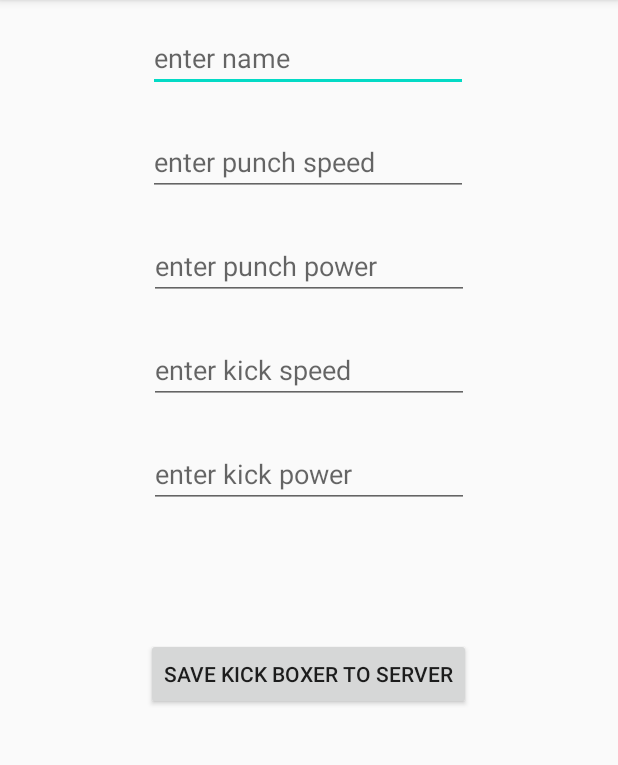
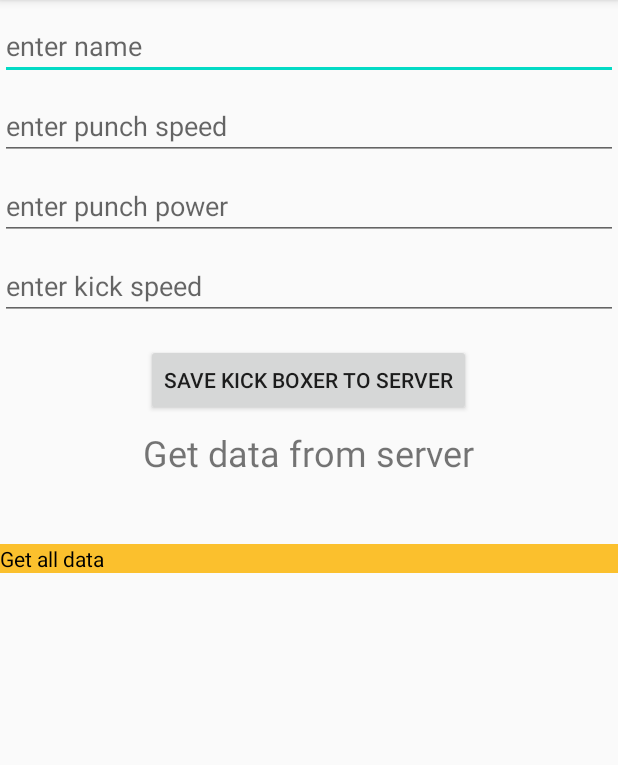
Before and after one commit to deepakn89/InstagramClone, an Android app: the screen it shows after launch (SignUp), on a phone screen of 412 x 824 dp, the part 84-849 px from its top. Run offline under Robolectric (Android 15) with nearby library versions, the phone set to English and light mode, and no system bars; libraries missing offline, so code that uses them is left out: com.parse, com.shashank.sony; 1 statement that could not run was skipped.

Commit message:
Retrieve data from parse server.

```diff
--- a/app/src/main/java/com/dnagaraj/myapplication/SignUp.java
+++ b/app/src/main/java/com/dnagaraj/myapplication/SignUp.java
@@ -7,18 +7,27 @@ import android.util.Log;
 import android.view.View;
 import android.widget.Button;
 import android.widget.EditText;
+import android.widget.TextView;
 import android.widget.Toast;
 
+import com.parse.FindCallback;
+import com.parse.GetCallback;
 import com.parse.ParseException;
 import com.parse.ParseObject;
+import com.parse.ParseQuery;
 import com.parse.SaveCallback;
 import com.shashank.sony.fancytoastlib.FancyToast;
+
+import java.util.List;
 
 public class SignUp extends AppCompatActivity implements View.OnClickListener{
     private static final String TAG = "SignUp";
 
     EditText etName,etPunchSpeed,etPunchPower,etKickSpeed,etKickPower;
     Button save;
+    TextView tvGetData, tvGetAlldata;
+
+    String data;
 
     @Override
     protected void onCreate(Bundle savedInstanceState) {
@@ -31,8 +40,54 @@ public class SignUp extends AppCompatActivity implements View.OnClickListener{
         etPunchPower=findViewById(R.id.etPunchPower);
         etKickSpeed=findViewById(R.id.etKickSpeed);
         etKickPower=findViewById(R.id.etKickPower);
+        tvGetData=findViewById(R.id.tvGetData);
+        tvGetAlldata=findViewById(R.id.tvGetAllData);
 
         save.setOnClickListener(this);
+
+        tvGetData.setOnClickListener(new View.OnClickListener() {
+            @Override
+            public void onClick(View v) {
+                //To get data from parse server
+                ParseQuery<ParseObject> parseQuery=ParseQuery.getQuery("KickBoxer");
+                parseQuery.getInBackground("gUDVJ7cKI0", new GetCallback<ParseObject>() {
+                    @Override
+                    public void done(ParseObject object, ParseException e) {
+                        if(object!=null && e==null){
+                            tvGetData.setText(object.getString("name")+"\n"+"Punch_Speed: "+object.getInt("punch_speed")+"\n"+"Punch_power: "+object.getInt("punch_power")+"\n"+
+                                    "Kick_Speed: "+object.getInt("kick_speed")+"\n"+"Kick_power: "+object.getInt("kick_power"));
+                        }
+                    }
+                });
+            }
+        });
+
+        data="";
+        tvGetAlldata.setOnClickListener(new View.OnClickListener() {
+            @Override
+            public void onClick(View v) {
+                //data="";
+                ParseQuery<ParseObject> queryAll=ParseQuery.getQuery("KickBoxer");
+                // To get all data at once
+                queryAll.findInBackground(new FindCallback<ParseObject>() {
+                    @Override
+                    public void done(List<ParseObject> objects, ParseException e) {
+                        if(e==null){
+                            if(objects.size()>0){
+                                for(ParseObject parseObject:objects){
+                                    data=data+parseObject.get("name")+" "+ parseObject.get("punch_speed")+" "+parseObject.get("punch_power")+" "+ parseObject.get("kick_speed")+" "+parseObject.get("kick_power")+"\n";
+                                }
+                                tvGetAlldata.setText(data);
+                                FancyToast.makeText(SignUp.this, data, FancyToast.LENGTH_SHORT, FancyToast.SUCCESS, true).show();
+                            }
+                        }else{
+                            FancyToast.makeText(SignUp.this,e.getMessage(),FancyToast.LENGTH_LONG,FancyToast.ERROR,true).show();
+
+                        }
+                    }
+                });
+            }
+        });
 
     }
 
--- a/app/src/main/res/layout/activity_main.xml
+++ b/app/src/main/res/layout/activity_main.xml
@@ -10,20 +10,18 @@
         android:id="@+id/btnSave"
         android:layout_width="wrap_content"
         android:layout_height="wrap_content"
-        android:layout_marginTop="83dp"
-        android:layout_marginBottom="292dp"
+        android:layout_marginTop="8dp"
         android:text="Save kick boxer to server"
-        app:layout_constraintBottom_toBottomOf="parent"
-        app:layout_constraintHorizontal_bias="0.498"
+        app:layout_constraintHorizontal_bias="0.497"
         app:layout_constraintLeft_toLeftOf="parent"
         app:layout_constraintRight_toRightOf="parent"
         app:layout_constraintTop_toBottomOf="@+id/etKickPower" />
 
     <EditText
         android:id="@+id/etName"
-        android:layout_width="wrap_content"
+        android:layout_width="0dp"
         android:layout_height="wrap_content"
-        android:layout_marginTop="16dp"
+        android:layout_marginTop="8dp"
         android:ems="10"
         android:hint="enter name"
         android:inputType="textPersonName"
@@ -34,9 +32,9 @@
 
     <EditText
         android:id="@+id/etPunchSpeed"
-        android:layout_width="wrap_content"
+        android:layout_width="0dp"
         android:layout_height="wrap_content"
-        android:layout_marginTop="24dp"
+        android:layout_marginTop="8dp"
         android:ems="10"
         android:hint="enter punch speed"
         android:inputType="textPersonName"
@@ -47,9 +45,9 @@
 
     <EditText
         android:id="@+id/etPunchPower"
-        android:layout_width="wrap_content"
+        android:layout_width="0dp"
         android:layout_height="wrap_content"
-        android:layout_marginTop="24dp"
+        android:layout_marginTop="8dp"
         android:ems="10"
         android:hint="enter punch power"
         android:inputType="textPersonName"
@@ -59,9 +57,9 @@
 
     <EditText
         android:id="@+id/etKickSpeed"
-        android:layout_width="wrap_content"
+        android:layout_width="0dp"
         android:layout_height="wrap_content"
-        android:layout_marginTop="24dp"
+        android:layout_marginTop="8dp"
         android:ems="10"
         android:hint="enter kick speed"
         android:inputType="textPersonName"
@@ -71,9 +69,9 @@
 
     <EditText
         android:id="@+id/etKickPower"
-        android:layout_width="wrap_content"
+        android:layout_width="0dp"
         android:layout_height="0dp"
-        android:layout_marginTop="24dp"
+        android:layout_marginTop="8dp"
         android:ems="10"
         android:hint="enter kick power"
         android:inputType="textPersonName"
@@ -81,4 +79,33 @@
         app:layout_constraintStart_toStartOf="parent"
         app:layout_constraintTop_toBottomOf="@+id/etKickSpeed" />
 
+    <TextView
+        android:id="@+id/tvGetData"
+        android:layout_width="wrap_content"
+        android:layout_height="wrap_content"
+        android:layout_marginTop="8dp"
+        android:layout_marginEnd="8dp"
+        android:text="Get data from server"
+        android:textSize="24sp"
+        app:layout_constraintEnd_toEndOf="parent"
+        app:layout_constraintHorizontal_bias="0.521"
+        app:layout_constraintStart_toStartOf="parent"
+        app:layout_constraintTop_toBottomOf="@+id/btnSave" />
+
+    <TextView
+        android:id="@+id/tvGetAllData"
+        android:layout_width="0dp"
+        android:layout_height="wrap_content"
+        android:layout_marginTop="8dp"
+        android:background="#FBC02D"
+        android:overScrollMode="always"
+        android:text="Get all data"
+        android:textColor="#000000"
+        android:textSize="14sp"
+        app:layout_constraintBottom_toBottomOf="parent"
+        app:layout_constraintEnd_toEndOf="parent"
+        app:layout_constraintStart_toStartOf="parent"
+        app:layout_constraintTop_toBottomOf="@+id/tvGetData"
+        app:layout_constraintVertical_bias="0.087" />
+
 </androidx.constraintlayout.widget.ConstraintLayout>
```
